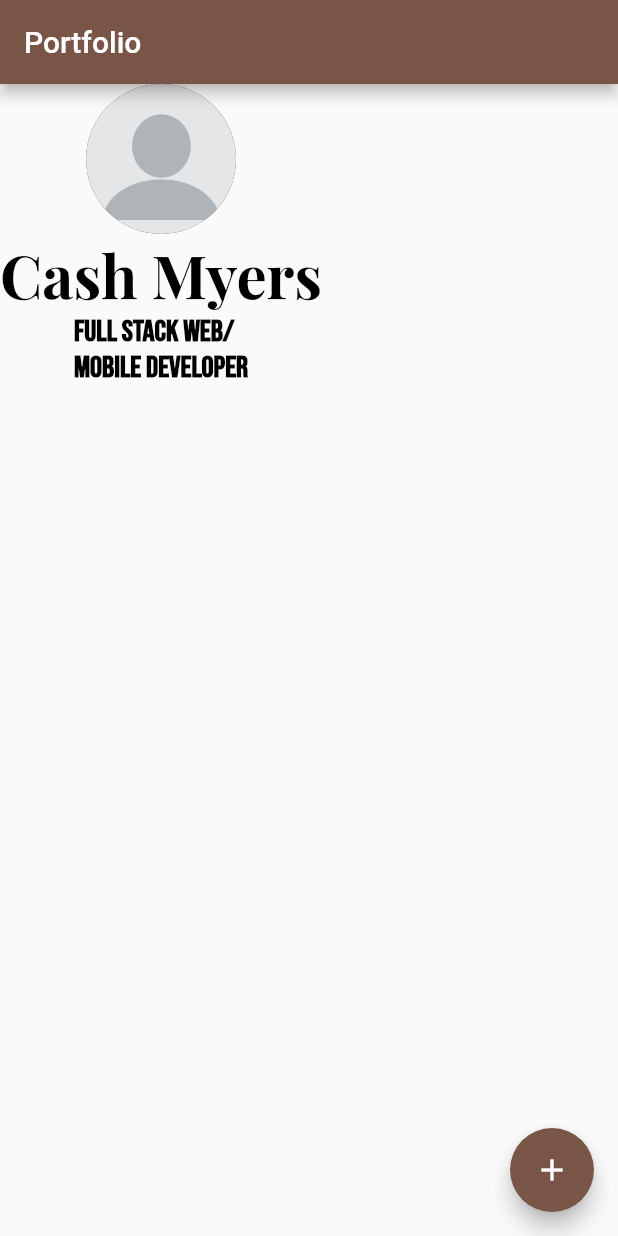
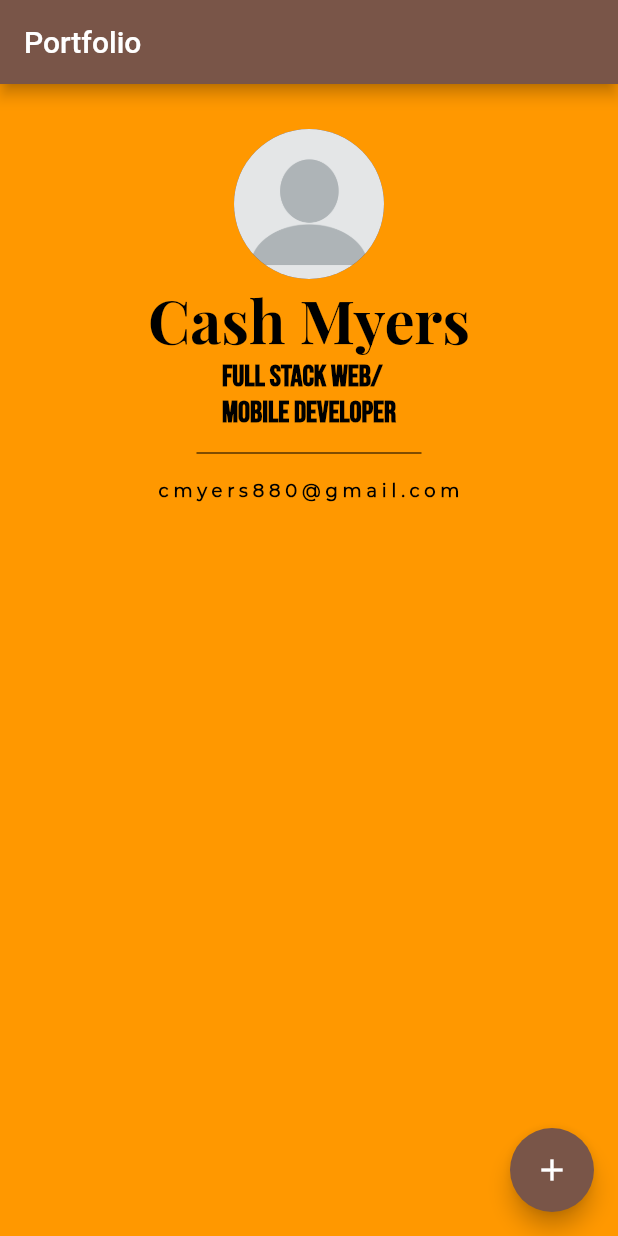
Before and after one commit to cashmy/cashmy.github.io, a Flutter app: the screen it shows after launch, on a phone screen of 412 x 824 dp. Run offline on Flutter 3.47's test engine with Material 2 defaults, Android fonts, the phone set to English and light mode, and no system bars; our stand-ins replace flutter_svg; missing offline and left inert: adobe_xd.

Commit message:
Add another font asset and fix demographic layout design issues

```diff
--- a/cashmy_portfolio_app/lib/main.dart
+++ b/cashmy_portfolio_app/lib/main.dart
@@ -45,12 +45,21 @@ class _MyHomePageState extends State<MyHomePage> {
       appBar: AppBar(
         // Here we take the value from the MyHomePage object that was created by
         // the App.build method, and use it to set our appbar title.
-        title: Text(widget.title),
+        title:
+        Text(widget.title),
       ),
+      backgroundColor: Colors.orange ,
       body: SafeArea(
         child: Column(
           mainAxisAlignment: MainAxisAlignment.start,
+          mainAxisSize: MainAxisSize.max,
+          crossAxisAlignment: CrossAxisAlignment.center,
           children: <Widget>[
+            // Container to force column to full width of display
+            Container(
+              height: 30.0,
+              width: double.infinity,
+            ),
             CircleAvatar(
               radius: 50.0,
               backgroundImage: AssetImage('images/no-img.png'),
@@ -73,6 +82,24 @@ class _MyHomePageState extends State<MyHomePage> {
                 fontWeight: FontWeight.bold,
               ),
             ),
+            SizedBox(
+              height: 30.0,
+              width: 150.0,
+              child: Divider(
+                color: Colors.black,
+              ),
+            ),
+            Text(
+              'cmyers880@gmail.com',
+              style: TextStyle(
+                fontFamily: 'Montserrat',
+                fontSize: 12,
+                color: Colors.black,
+                letterSpacing: 3.2,
+                fontWeight: FontWeight.w700,
+                height: 1.5,
+              ),
+            ),
           ],
         ),
       ),
--- a/cashmy_portfolio_app/pubspec.yaml
+++ b/cashmy_portfolio_app/pubspec.yaml
@@ -27,6 +27,10 @@ flutter:
     - family: Playfair Display
       fonts:
         - asset: fonts/PlayfairDisplay-VariableFont_wght.ttf
+    - family: Montserrat
+      fonts:
+        - asset: fonts/Montserrat-Regular.ttf
+          weight: 700
 
 
   # see https://flutter.dev/custom-fonts/#from-packages
```
Also changed, not shown: cashmy_portfolio_app/fonts/Montserrat-Regular.ttf (added).
